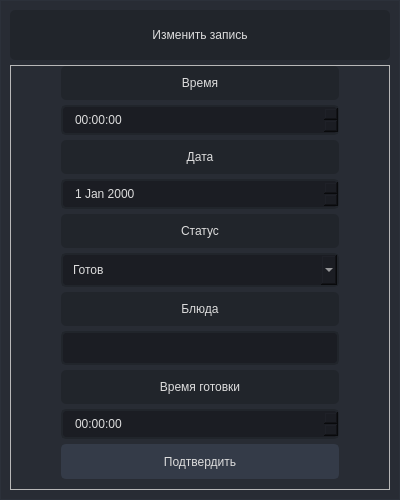
Qt form desktop/waiter/addview.ui (StrongerProgrammer7/grand_project) before a commit.
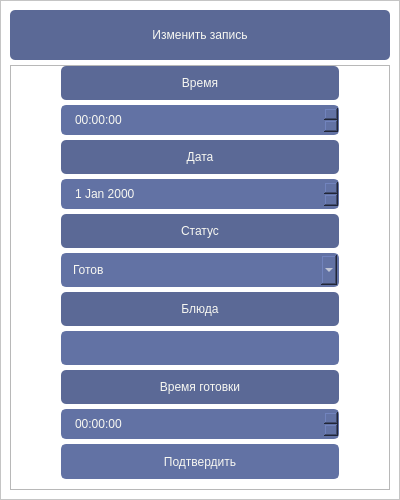
The same form after that commit. Icons and pictures are not drawn.

```diff
--- a/desktop/waiter/addview.ui
+++ b/desktop/waiter/addview.ui
@@ -33,17 +33,18 @@
     <widget class="QWidget" name="stylesheet" native="true">
      <property name="styleSheet">
       <string notr="true">QWidget{
-	color: rgb(221, 221, 221);
+	color: #333;
 	font: 10pt &quot;Segoe UI&quot;;
 }
 
 /*ComboBox */
 QComboBox{
-	background-color: rgb(27, 29, 35);
+	background-color: #6272a4;
 	border-radius: 5px;
-	border: 2px solid rgb(33, 37, 43);
+	border: 2px solid #6272a4;
 	padding: 5px;
 	padding-left: 10px;
+    color: #f8f8f2;
 }
 QComboBox:hover{
 	border: 2px solid rgb(64, 71, 88);
@@ -51,31 +52,31 @@
 QComboBox::drop-down {
 	subcontrol-origin: padding;
 	subcontrol-position: top right;
-	width: 25px; 
+	width: 25px;
 	border-left-width: 3px;
-	border-left-color: rgba(39, 44, 54, 150);
+	border-left-color: #6272a4;
 	border-left-style: solid;
 	border-top-right-radius: 3px;
-	border-bottom-right-radius: 3px;	
+	border-bottom-right-radius: 3px;
 	background-image: url(:/icons/images/icons/cil-arrow-bottom.png);
 	background-position: center;
 	background-repeat: no-reperat;
  }
 QComboBox QAbstractItemView {
-	color: rgb(255, 121, 198);	
-	background-color: rgb(33, 37, 43);
+	color: rgb(255, 121, 198);
+	background-color: #6272a4;
 	padding: 10px;
-	selection-background-color: rgb(39, 44, 54);
+	selection-background-color: #6272a4;
 }
-
 /*LineEdit */
 QLineEdit {
-	background-color: rgb(27, 29, 35);
+	background-color: #6272a4;
 	border-radius: 5px;
-	border: 2px solid rgb(33, 37, 43);
+	border: 2px solid #6272a4;
 	padding-left: 10px;
 	selection-color: rgb(255, 255, 255);
 	selection-background-color: rgb(255, 121, 198);
+    color: #f8f8f2;
 }
 QLineEdit:hover {
 	border: 2px solid rgb(64, 71, 88);
@@ -86,11 +87,12 @@
 
 /*TimeEdit */
 QTimeEdit {
-    background-color: rgb(27, 29, 35);
+    background-color: #6272a4;
     border-radius: 5px;
-    border: 2px solid rgb(33, 37, 43);
+    border: 2px solid #6272a4;
     padding: 5px;
     padding-left: 10px;
+    color: #f8f8f2;
 }
 
 QTimeEdit:hover {
@@ -99,21 +101,24 @@
 
 /*DateEdit */
 QDateEdit {
-    background-color: rgb(27, 29, 35);
+    background-color: #6272a4;
     border-radius: 5px;
-    border: 2px solid rgb(33, 37, 43);
+    border: 2px solid #6272a4;
     padding: 5px;
     padding-left: 10px;
+    color: #f8f8f2;
 }
 
 QDateEdit:hover {
     border: 2px solid rgb(64, 71, 88);
 }
+
 /*Button*/
 QPushButton {
-	border: 2px solid rgb(52, 59, 72);
-	border-radius: 5px;	
-	background-color: rgb(52, 59, 72);
+	border: 2px solid #6272a4;
+	border-radius: 5px;
+	background-color: #6272a4;
+    color: #f8f8f2;
 }
 QPushButton:hover {
 	background-color: rgb(57, 65, 80);
@@ -124,14 +129,13 @@
 	border: 2px solid rgb(43, 50, 61);
 }
 
-
 #mainFrame{
-    background-color: rgb(40, 44, 52);
-	border: 1px solid rgb(44, 49, 58);
+    background-color: rgb(255, 255, 255);
 }
 
 QLabel {
-    background-color: rgb(33, 37, 43);
+	background-color: #5b6996;
+	color: #f8f8f2;
 	border-radius: 5px;
 }
 </string>
```
Left out of the diff: 18 changed lines with no effect on the pictures.
